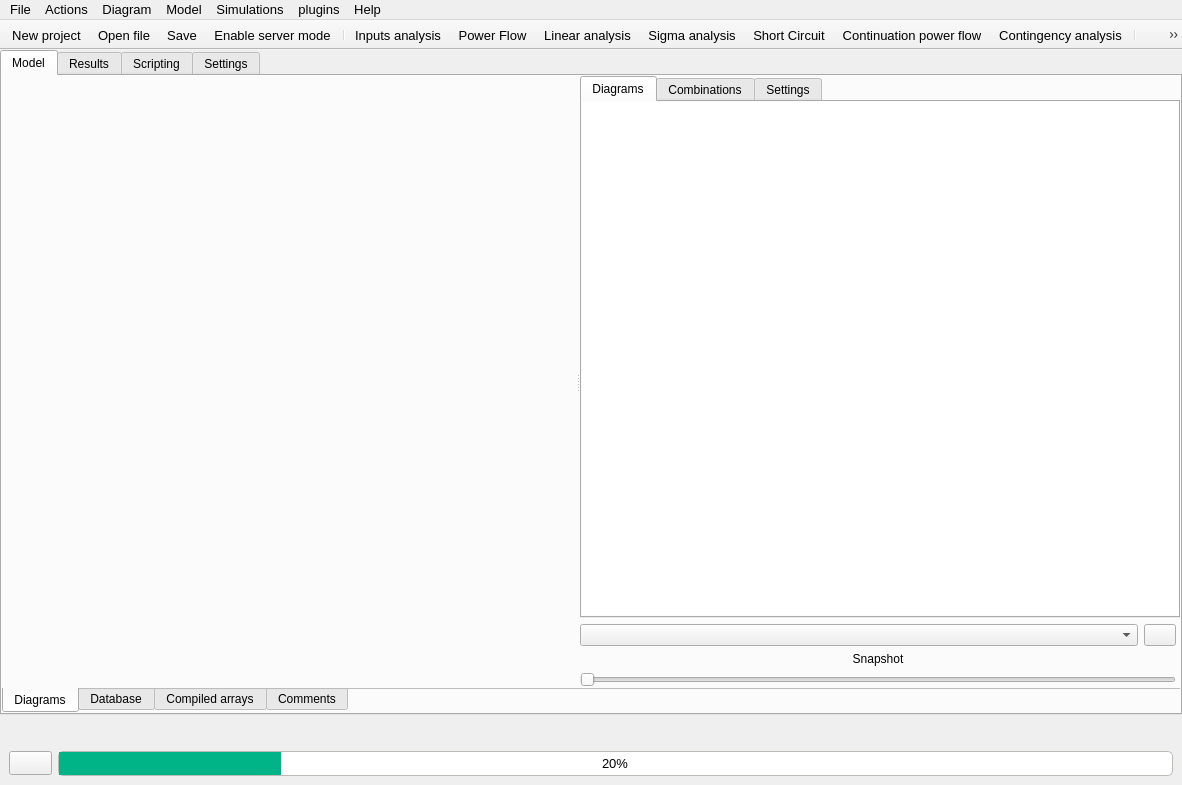
Qt form src/GridCal/Gui/Main/MainWindow.ui (SanPen/GridCal) before a commit.
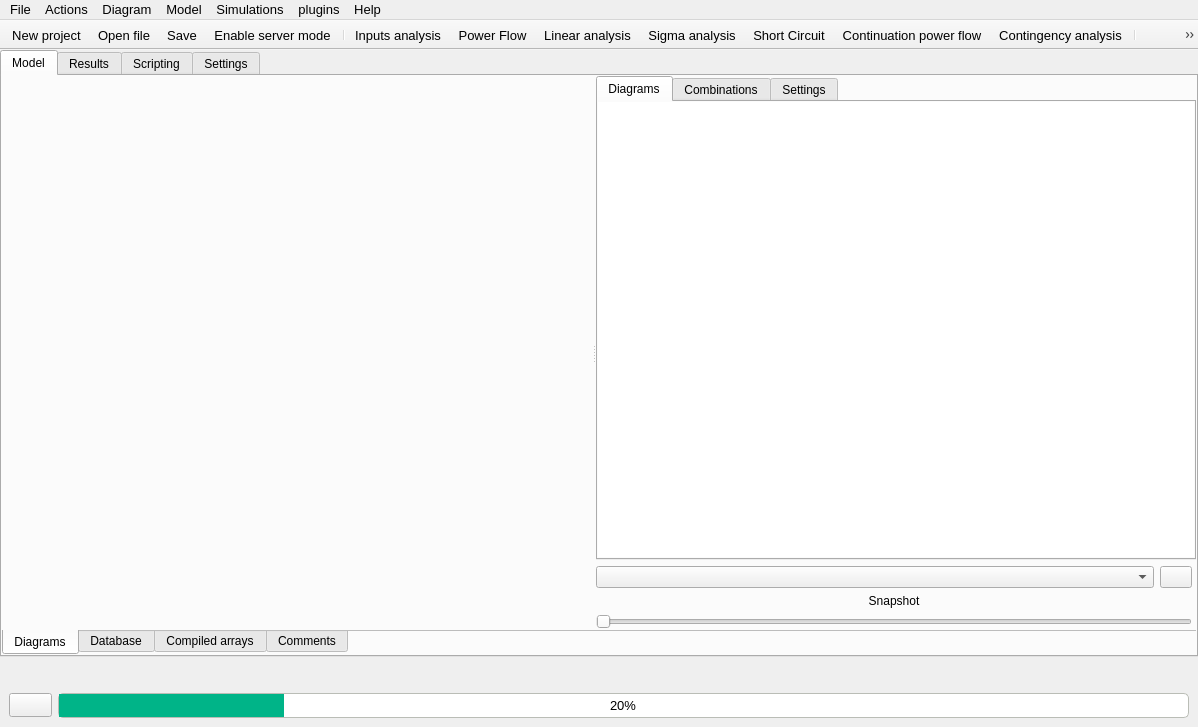
The same form after that commit. Icons and pictures are not drawn.

The edit to the form file:
```diff
--- a/src/GridCal/Gui/Main/MainWindow.ui
+++ b/src/GridCal/Gui/Main/MainWindow.ui
@@ -6,8 +6,8 @@
    <rect>
     <x>0</x>
     <y>0</y>
-    <width>1182</width>
-    <height>785</height>
+    <width>1198</width>
+    <height>698</height>
    </rect>
   </property>
   <property name="baseSize">
@@ -10425,7 +10425,7 @@
     <rect>
      <x>0</x>
      <y>0</y>
-     <width>1182</width>
+     <width>1198</width>
      <height>20</height>
     </rect>
    </property>
```
Left out of the diff: 2 changed lines with no effect on the pictures.
